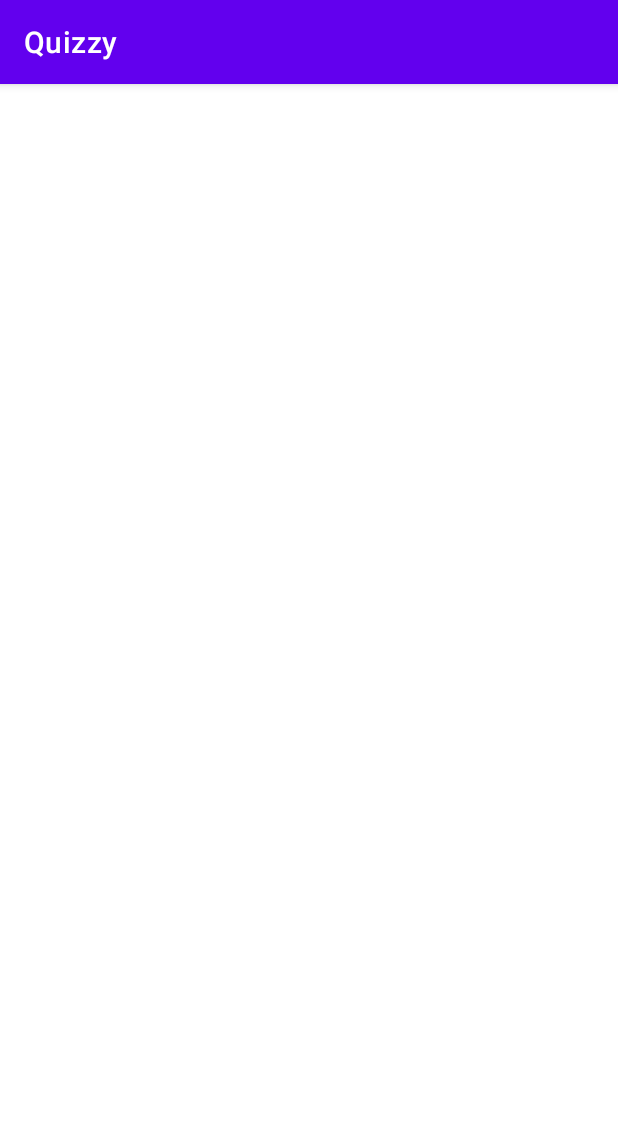
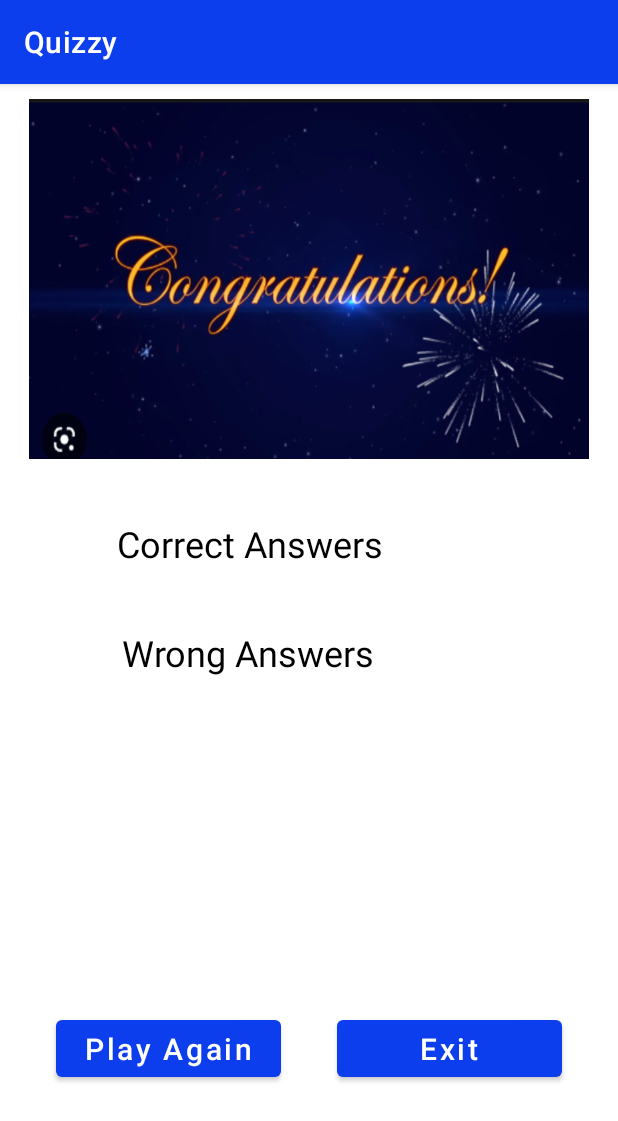
Before and after one commit to kaushal5504/Quizzy, an Android app: the ResultActivity screen opened directly, with no data from a screen before it, on a phone screen of 412 x 824 dp. Shown: the top 1121 px of the screen. Run offline under Robolectric (Android 15) with nearby library versions, the light colour scheme and no system bars; our stand-ins replace Firebase (no records; nobody signed in at launch, a user with empty details on screens opened directly); 2 statements that could not run were skipped.

Commit message:
fully functional app

```diff
--- a/app/src/main/AndroidManifest.xml
+++ b/app/src/main/AndroidManifest.xml
@@ -15,7 +15,8 @@
         tools:targetApi="31">
         <activity
             android:name=".ResultActivity"
-            android:exported="false" />
+            android:exported="false"
+            android:theme="@style/Theme.SignUp"/>
         <activity
             android:name=".MainActivity2"
             android:exported="false" />
--- a/app/src/main/java/com/tech/quizzy/ResultActivity.kt
+++ b/app/src/main/java/com/tech/quizzy/ResultActivity.kt
@@ -1,11 +1,68 @@
 package com.tech.quizzy
 
+import android.content.Intent
 import androidx.appcompat.app.AppCompatActivity
 import android.os.Bundle
+import com.google.firebase.auth.FirebaseAuth
+import com.google.firebase.database.DataSnapshot
+import com.google.firebase.database.DatabaseError
+import com.google.firebase.database.FirebaseDatabase
+import com.google.firebase.database.ValueEventListener
+import com.tech.quizzy.databinding.ActivityResultBinding
 
 class ResultActivity : AppCompatActivity() {
+
+    lateinit var resultBinding :ActivityResultBinding
+
+    val database = FirebaseDatabase.getInstance()
+    val databaseReference =database.reference.child("Scores")
+
+    val auth = FirebaseAuth.getInstance()
+    val user = auth.currentUser
+
+    var userCorrect =""
+    var userWrong =""
+
     override fun onCreate(savedInstanceState: Bundle?) {
         super.onCreate(savedInstanceState)
-        setContentView(R.layout.activity_result)
+        resultBinding =ActivityResultBinding.inflate(layoutInflater)
+        setContentView(resultBinding.root)
+
+        databaseReference.addValueEventListener(object: ValueEventListener{
+            override fun onDataChange(snapshot: DataSnapshot) {
+                user?.let{
+                    val userUID =it.uid
+
+                    userCorrect= snapshot.child(userUID).child("correct").value.toString()
+                    userWrong = snapshot.child(userUID).child("wrong").value.toString()
+
+                    resultBinding.textViewCorrectScore.text = userCorrect
+                    resultBinding.textViewWrongScore.text = userWrong
+                }
+            }
+
+            override fun onCancelled(error: DatabaseError) {
+                TODO("Not yet implemented")
+            }
+
+        })
+
+        resultBinding.buttonPlayAgain.setOnClickListener {
+
+            val intent = Intent(this@ResultActivity,MainActivity::class.java)
+            startActivity(intent)
+            finish()
+
+
+
+        }
+
+        resultBinding.buttonExit.setOnClickListener {
+
+            finish()
+
+        }
+
+
     }
 }
--- a/app/src/main/res/layout/activity_result.xml
+++ b/app/src/main/res/layout/activity_result.xml
@@ -6,4 +6,95 @@
     android:layout_height="match_parent"
     tools:context=".ResultActivity">
 
+    <ImageView
+        android:id="@+id/imageView4"
+        android:layout_width="373dp"
+        android:layout_height="240dp"
+        android:layout_marginHorizontal="10dp"
+        android:layout_marginTop="10dp"
+        android:scaleType="fitXY"
+        app:layout_constraintEnd_toEndOf="parent"
+        app:layout_constraintStart_toStartOf="parent"
+        app:layout_constraintTop_toTopOf="parent"
+        app:srcCompat="@drawable/resultpageimage" />
+
+    <TextView
+        android:id="@+id/textView"
+        android:layout_width="wrap_content"
+        android:layout_height="wrap_content"
+        android:layout_marginTop="40dp"
+        android:text="Correct Answers"
+        android:textColor="@color/black"
+        android:textSize="24sp"
+        app:layout_constraintEnd_toStartOf="@+id/textViewCorrectScore"
+        app:layout_constraintHorizontal_bias="0.5"
+        app:layout_constraintStart_toStartOf="parent"
+        app:layout_constraintTop_toBottomOf="@id/imageView4" />
+
+    <TextView
+        android:id="@+id/textViewCorrectScore"
+        android:layout_width="wrap_content"
+        android:layout_height="wrap_content"
+        android:layout_marginTop="40dp"
+        android:text="0"
+        android:textColor="@color/black"
+        android:textSize="24sp"
+        app:layout_constraintEnd_toEndOf="parent"
+        app:layout_constraintHorizontal_bias="0.5"
+        app:layout_constraintStart_toEndOf="@+id/textView"
+        app:layout_constraintTop_toBottomOf="@id/imageView4" />
+
+    <TextView
+        android:id="@+id/textView3"
+        android:layout_width="wrap_content"
+        android:layout_height="wrap_content"
+        android:layout_marginTop="40dp"
+        android:text="Wrong Answers"
+        android:textColor="@color/black"
+        android:textSize="24sp"
+        app:layout_constraintEnd_toStartOf="@+id/textViewWrongScore"
+        app:layout_constraintHorizontal_bias="0.5"
+        app:layout_constraintStart_toStartOf="parent"
+        app:layout_constraintTop_toBottomOf="@id/textView" />
+
+    <TextView
+        android:id="@+id/textViewWrongScore"
+        android:layout_width="wrap_content"
+        android:layout_height="wrap_content"
+        android:layout_marginTop="40dp"
+        android:text="0"
+        android:textColor="@color/black"
+        android:textSize="24sp"
+        app:layout_constraintEnd_toEndOf="parent"
+        app:layout_constraintHorizontal_bias="0.5"
+        app:layout_constraintStart_toEndOf="@+id/textView3"
+        app:layout_constraintTop_toBottomOf="@id/textViewCorrectScore" />
+
+    <Button
+        android:id="@+id/buttonPlayAgain"
+        android:layout_width="150dp"
+        android:layout_height="50dp"
+        android:layout_marginBottom="100dp"
+        android:text="Play Again"
+        android:textAllCaps="false"
+        android:textSize="20sp"
+        app:layout_constraintBottom_toBottomOf="parent"
+        app:layout_constraintEnd_toStartOf="@+id/buttonExit"
+        app:layout_constraintHorizontal_bias="0.5"
+        app:layout_constraintStart_toStartOf="parent" />
+
+    <Button
+        android:id="@+id/buttonExit"
+        android:layout_width="150dp"
+        android:layout_height="50dp"
+        android:layout_marginBottom="100dp"
+        android:text="Exit"
+        android:textAllCaps="false"
+        android:textSize="20sp"
+        app:layout_constraintBottom_toBottomOf="parent"
+        app:layout_constraintEnd_toEndOf="parent"
+        app:layout_constraintHorizontal_bias="0.5"
+        app:layout_constraintStart_toEndOf="@+id/buttonPlayAgain" />
+
+
 </androidx.constraintlayout.widget.ConstraintLayout>
```
Also changed, not shown: app/src/main/java/com/tech/quizzy/QuizActivity.kt (+9 -1 lines), app/src/main/res/layout/activity_main2.xml (added, +39 -0 lines), app/src/main/res/drawable/resultpageimage.png (added).
